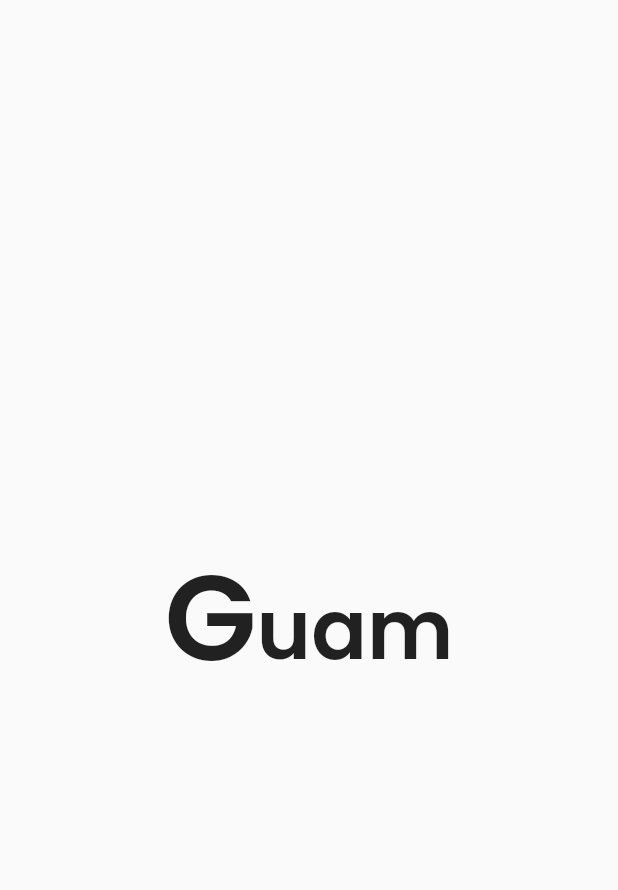
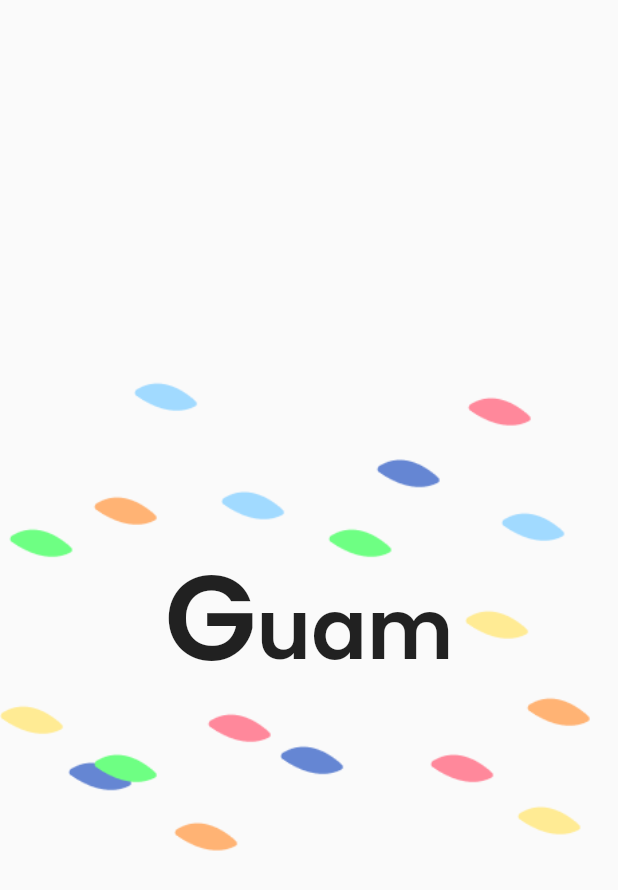
Before and after one commit to wafflestudio/guam_front, a Flutter app: the screen it shows after launch, on a phone screen of 412 x 824 dp. Shown: the top 890 px of the screen. Run offline on Flutter 3.47's test engine with Material 2 defaults, Android fonts, the phone set to English and light mode, and no system bars; our stand-ins replace bot_toast, carousel_slider, firebase_auth, firebase_core, flutter_form_builder, flutter_svg and 5 more; missing offline and left inert: kakao_flutter_sdk; accounts and stored records are empty.

Commit message:
Splash animation

```diff
--- /dev/null
+++ b/lib/screens/home/guam_text.dart
@@ -0,0 +1,30 @@
+import 'package:flutter/material.dart';
+
+class GuamText extends StatelessWidget {
+  @override
+  Widget build(BuildContext context) {
+    return Row(
+      mainAxisAlignment: MainAxisAlignment.center,
+      crossAxisAlignment: CrossAxisAlignment.baseline,
+      textBaseline: TextBaseline.ideographic,
+      children: [
+        Text(
+          "G",
+          style: TextStyle(
+            fontFamily: "Poppins",
+            fontWeight: FontWeight.w600,
+            fontSize: 80,
+          ),
+        ),
+        Text(
+          "uam",
+          style: TextStyle(
+            fontFamily: "Poppins",
+            fontWeight: FontWeight.w700,
+            fontSize: 55,
+          ),
+        ),
+      ],
+    );
+  }
+}
--- a/lib/screens/home/splash.dart
+++ b/lib/screens/home/splash.dart
@@ -1,39 +1,59 @@
 import 'package:flutter/material.dart';
-import 'package:flutter/widgets.dart';
+import 'guam_text.dart';
 
 class Splash extends StatefulWidget {
   @override
   State<StatefulWidget> createState() => _SplashState();
 }
 
-class _SplashState extends State<Splash> {
+class _SplashState extends State<Splash> with SingleTickerProviderStateMixin {
+  AnimationController _animationController;
+  Animation<Offset> _animation;
+
+  @override
+  void initState() {
+    super.initState();
+
+    _animationController = AnimationController(
+      duration: const Duration(milliseconds: 900),
+      vsync: this,
+    )..forward();
+
+    _animation = Tween<Offset>(
+      begin: Offset(1.0, 0.0),
+      end: Offset(0.0, 0.0)
+    ).animate(CurvedAnimation(
+        parent: _animationController,
+        curve: Interval(
+          1/9,
+          1,
+          curve: Curves.linear,
+        )
+    ));
+  }
+
+  @override
+  void dispose() {
+    _animationController.dispose();
+    super.dispose();
+  }
+
   @override
   Widget build(BuildContext context) {
     return Container(
       width: double.infinity,
       height: double.infinity,
       child: Center(
-        child: Row(
-          mainAxisAlignment: MainAxisAlignment.center,
-          crossAxisAlignment: CrossAxisAlignment.baseline,
-          textBaseline: TextBaseline.ideographic,
+        child: Stack(
+          alignment: Alignment.center,
           children: [
-            Text(
-              "G",
-              style: TextStyle(
-                fontFamily: "Poppins",
-                fontWeight: FontWeight.w600,
-                fontSize: 80,
-              ),
-            ),
-            Text(
-              "uam",
-              style: TextStyle(
-                fontFamily: "Poppins",
-                fontWeight: FontWeight.w700,
-                fontSize: 55,
-              ),
-            ),
+            GuamText(),
+            SlideTransition(
+              position: _animation,
+              child: Image(
+                image: AssetImage("assets/backgrounds/splash-bg.png"),
+              )
+            )
           ],
         )
       ),
```
